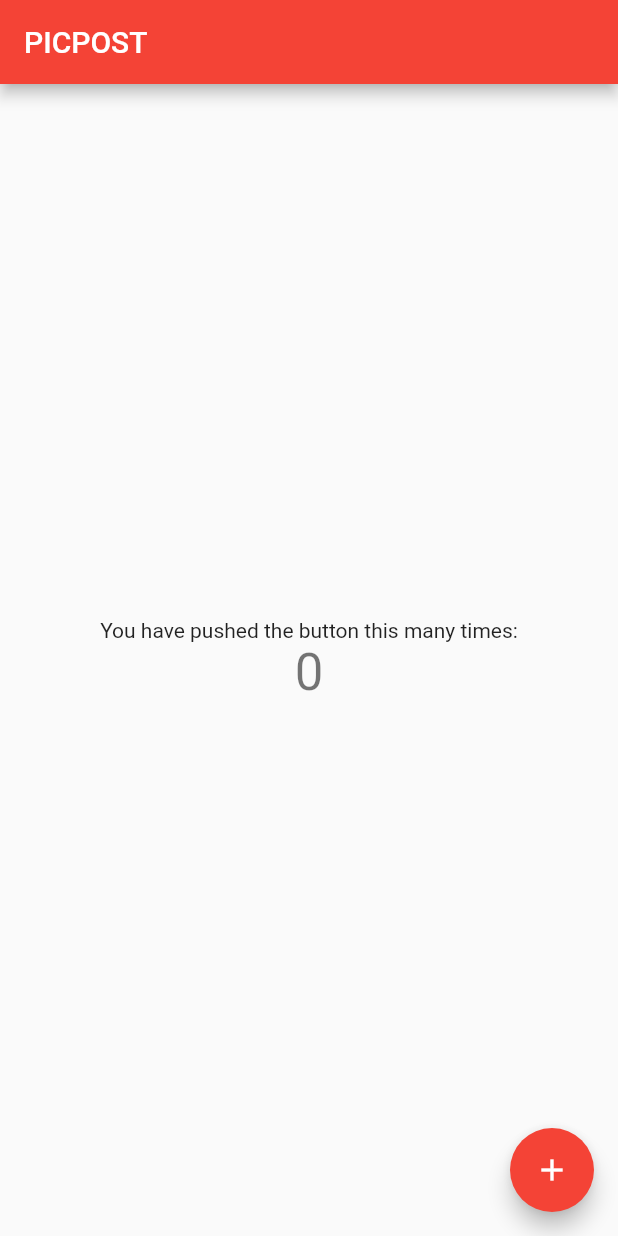
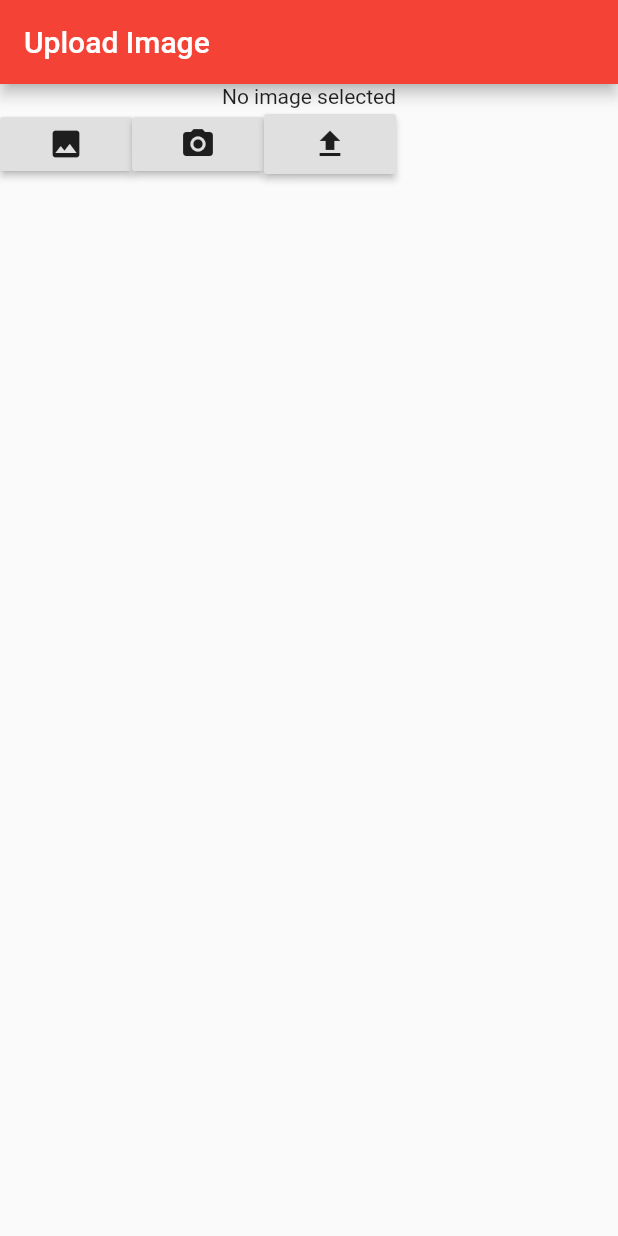
Before and after one commit to conrad96/picpost, a Flutter app: the screen it shows after launch, on a phone screen of 412 x 824 dp. Run offline on Flutter 3.47's test engine with Material 2 defaults, Android fonts, the phone set to English and light mode, and no system bars; our stand-ins replace image_picker.

Commit message:
restaging app

```diff
--- a/lib/main.dart
+++ b/lib/main.dart
@@ -1,109 +1,4 @@
 import 'package:flutter/material.dart';
+import 'screens/home.dart';
 
-void main() => runApp(new MyApp());
-
-class MyApp extends StatelessWidget {
-  // This widget is the root of your application.
-  @override
-  Widget build(BuildContext context) {
-    return new MaterialApp(
-      title: 'Flutter Demo',
-      theme: new ThemeData(
-        // This is the theme of your application.
-        //
-        // Try running your application with "flutter run". You'll see the
-        // application has a blue toolbar. Then, without quitting the app, try
-        // changing the primarySwatch below to Colors.green and then invoke
-        // "hot reload" (press "r" in the console where you ran "flutter run",
-        // or press Run > Flutter Hot Reload in IntelliJ). Notice that the
-        // counter didn't reset back to zero; the application is not restarted.
-        primarySwatch: Colors.red,
-      ),
-      home: new MyHomePage(title: 'PICPOST'),
-    );
-  }
-}
-
-class MyHomePage extends StatefulWidget {
-  MyHomePage({Key key, this.title}) : super(key: key);
-
-  // This widget is the home page of your application. It is stateful, meaning
-  // that it has a State object (defined below) that contains fields that affect
-  // how it looks.
-
-  // This class is the configuration for the state. It holds the values (in this
-  // case the title) provided by the parent (in this case the App widget) and
-  // used by the build method of the State. Fields in a Widget subclass are
-  // always marked "final".
-
-  final String title;
-
-  @override
-  _MyHomePageState createState() => new _MyHomePageState();
-}
-
-class _MyHomePageState extends State<MyHomePage> {
-  int _counter = 0;
-
-  void _incrementCounter() {
-    setState(() {
-      // This call to setState tells the Flutter framework that something has
-      // changed in this State, which causes it to rerun the build method below
-      // so that the display can reflect the updated values. If we changed
-      // _counter without calling setState(), then the build method would not be
-      // called again, and so nothing would appear to happen.
-      _counter++;
-    });
-  }
-
-  @override
-  Widget build(BuildContext context) {
-    // This method is rerun every time setState is called, for instance as done
-    // by the _incrementCounter method above.
-    //
-    // The Flutter framework has been optimized to make rerunning build methods
-    // fast, so that you can just rebuild anything that needs updating rather
-    // than having to individually change instances of widgets.
-    return new Scaffold(
-      appBar: new AppBar(
-        // Here we take the value from the MyHomePage object that was created by
-        // the App.build method, and use it to set our appbar title.
-        title: new Text(widget.title),
-      ),
-      body: new Center(
-        // Center is a layout widget. It takes a single child and positions it
-        // in the middle of the parent.
-        child: new Column(
-          // Column is also layout widget. It takes a list of children and
-          // arranges them vertically. By default, it sizes itself to fit its
-          // children horizontally, and tries to be as tall as its parent.
-          //
-          // Invoke "debug paint" (press "p" in the console where you ran
-          // "flutter run", or select "Toggle Debug Paint" from the Flutter tool
-          // window in IntelliJ) to see the wireframe for each widget.
-          //
-          // Column has various properties to control how it sizes itself and
-          // how it positions its children. Here we use mainAxisAlignment to
-          // center the children vertically; the main axis here is the vertical
-          // axis because Columns are vertical (the cross axis would be
-          // horizontal).
-          mainAxisAlignment: MainAxisAlignment.center,
-          children: <Widget>[
-            new Text(
-              'You have pushed the button this many times:',
-            ),
-            new Text(
-              '$_counter',
-              style: Theme.of(context).textTheme.display1,
-            ),
-          ],
-        ),
-      ),
-      floatingActionButton: new FloatingActionButton(
-        onPressed: _incrementCounter,
-        tooltip: 'Increment',
-        child: new Icon(Icons.add),
-      ), // This trailing comma makes auto-formatting nicer for build methods.
-    );
-  }
-}
+void main() => runApp(MyApp());
--- a/picpost/lib/main.dart
+++ /dev/null
@@ -1,4 +0,0 @@
-import 'package:flutter/material.dart';
-import 'screens/home.dart';
-
-void main() => runApp(MyApp());
--- a/pubspec.yaml
+++ b/pubspec.yaml
@@ -1,5 +1,5 @@
 name: picpost
-description: A new Flutter project.
+description: Picture display Flutter Application
 
 # The following defines the version and build number for your application.
 # A version number is three numbers separated by dots, like 1.2.43
@@ -19,6 +19,10 @@ dependencies:
   # The following adds the Cupertino Icons font to your application.
   # Use with the CupertinoIcons class for iOS style icons.
   cupertino_icons: ^0.1.2
+  image_picker: "^0.4.5"
+  http: any
+  path_provider: "^0.4.1"
+  image: "^2.0.4"
 
 dev_dependencies:
   flutter_test:
```
Also changed, not shown: picpost/pubspec.yaml (deleted, +0 -72 lines), lib/screens/home.dart (renamed from picpost/lib/screens/home.dart), 65 other files.
